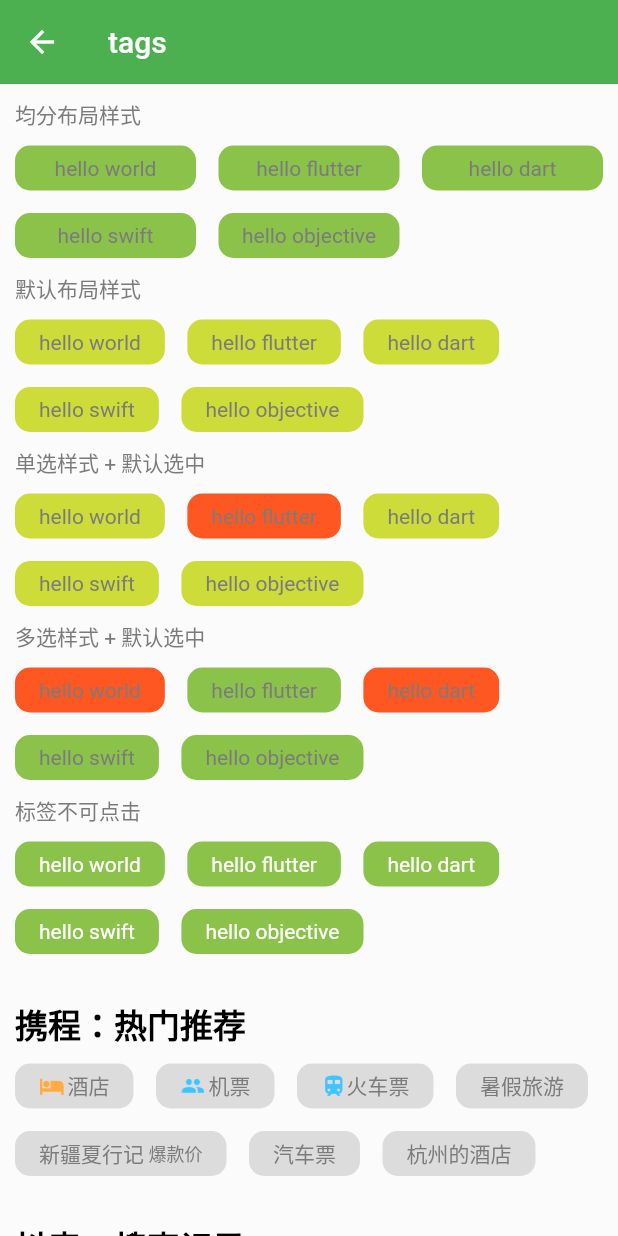
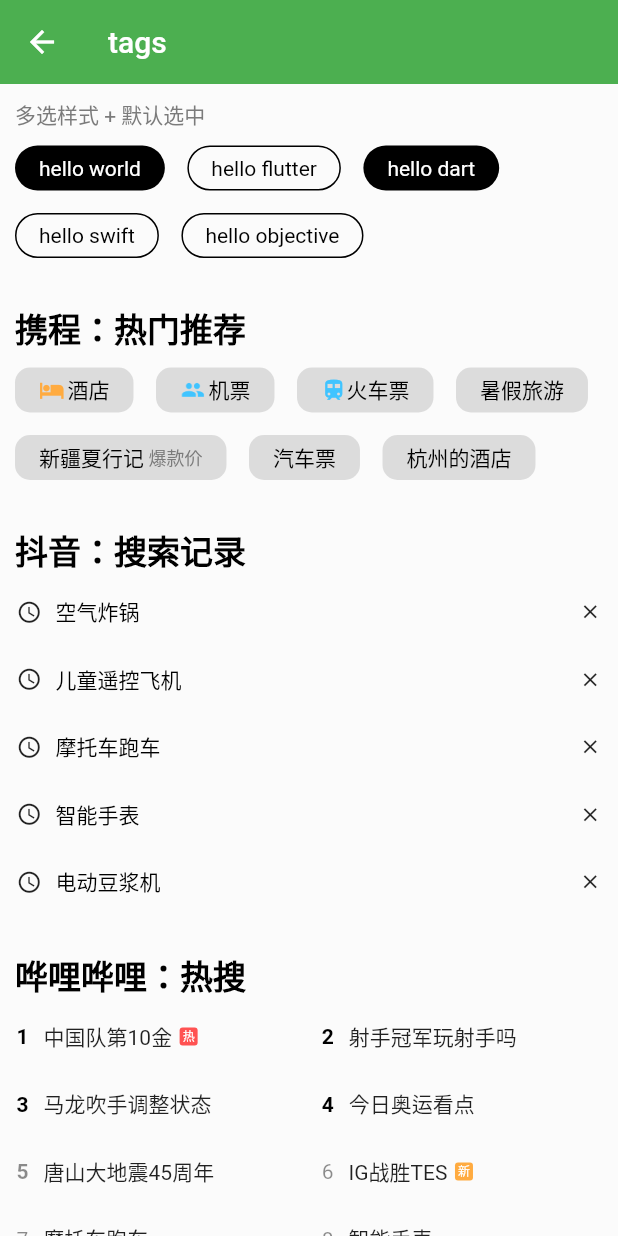
Before and after one commit to kingsic/flutterkit, a Flutter app: the TagsPage screen opened directly, on a phone screen of 412 x 824 dp. Run offline on Flutter 3.47's test engine with Material 2 defaults, Android fonts, the phone set to English and light mode, and no system bars; our stand-ins replace dio; missing offline and left inert: dart:html.

Commit message:
【tags组件拓展】

```diff
--- a/lib/components/flexible_text.dart
+++ b/lib/components/flexible_text.dart
@@ -2,6 +2,15 @@ import 'package:flutter/material.dart';
 
 /// 文本配置类
 class TextConfig {
+  const TextConfig({
+    this.style,
+    this.textAlign,
+    this.overflow,
+    this.maxLines,
+    this.indent = 0.0,
+    this.endIndent = 0.0,
+  });
+
   /// 样式
   final TextStyle style;
 
@@ -19,17 +28,9 @@ class TextConfig {
 
   /// 右边距离，默认为：0.0
   final double endIndent;
-
-  const TextConfig({
-    this.style,
-    this.textAlign,
-    this.overflow,
-    this.maxLines,
-    this.indent = 0.0,
-    this.endIndent = 0.0,
-  });
 }
 
+class FlexibleText extends StatelessWidget {
   /// GestureDetector、Container、Flexible 包裹下的 Text
   ///
   /// 具有 GestureDetector 的 onTap 属性
@@ -37,7 +38,24 @@ class TextConfig {
   /// 具有 Container 的 width、height、margin、padding、alignment、color、borderRadius、border、gradient 属性
   ///
   /// 具有 Flexible 的 fit 属性
-class FlexibleText extends StatelessWidget {
+  const FlexibleText(this.data, {
+    Key key,
+    this.fit = FlexFit.loose,
+    this.config = const TextConfig(),
+    this.leading,
+    this.trailing,
+    this.color,
+    this.width,
+    this.height,
+    this.margin,
+    this.padding,
+    this.alignment = Alignment.center,
+    this.borderRadius,
+    this.border,
+    this.gradient,
+    this.onTap,
+  });
+
   /// FlexFit，默认为：FlexFit.loose
   final FlexFit fit;
 
@@ -82,25 +100,6 @@ class FlexibleText extends StatelessWidget {
 
   /// 点击回调函数
   final VoidCallback onTap;
-
-  const FlexibleText(
-    this.data, {
-    Key key,
-    this.fit = FlexFit.loose,
-    this.config = const TextConfig(),
-    this.leading,
-    this.trailing,
-    this.color,
-    this.width,
-    this.height,
-    this.margin,
-    this.padding,
-    this.alignment = Alignment.center,
-    this.borderRadius,
-    this.border,
-    this.gradient,
-    this.onTap,
-  });
 
   @override
   Widget build(BuildContext context) {
--- a/lib/components/tags.dart
+++ b/lib/components/tags.dart
@@ -2,133 +2,51 @@ import 'package:flutter/material.dart';
 
 /// 标签文本选中回调函数，返回选中标签下标值
 ///
-/// 单选情况下，数组元素始终为：1，多选情况下，数组元素为：选中标签下标值
+/// 单选情况下，返回数组元素始终为：当前选中的标签下标值
+///
+/// 多选情况下，返回数组元素为：所有选中的标签下标值
 typedef TagsCallback = Function(List);
 
-/// 标签文本前面的配置类
-class LeadingConfig {
+/// 标签配置类
+class TagConfig {
+  /// 根据标签的下标值，给标签添加配置组件
+  TagConfig(this.content, this.index, {
+    this.spacing = 0.0
+  });
+
   /// 内容组件
   final Widget content;
 
   /// 对应下标值
   final int index;
 
-  /// 与文本之间的间距
+  /// 与文本之间的间距，默认为：0.0
   final double spacing;
-
-  /// 根据标签的下标值，给标签文本前面添加配置组件
-  LeadingConfig(this.content, this.index, {
-    this.spacing
-  });
-}
-
-/// 标签文本后面的配置类
-class TrailingConfig {
-  /// 内容组件
-  final Widget content;
-
-  /// 对应下标值
-  final int index;
-
-  /// 与文本之间的间距
-  final double spacing;
-
-  /// 根据标签的下标值，给标签文本后面添加配置组件
-  TrailingConfig(this.content, this.index, {
-    this.spacing
-  });
 }
 
 /// 标签类
 class Tags extends StatefulWidget {
-  /// 标签文本数据
-  final List data;
-
-  /// 横轴个数
-  final int crossAxisCount;
-
-  /// 文本对齐样式，默认为：Alignment.center。只有设置 crossAxisCount 属性时，才起作用
-  final AlignmentGeometry alignment;
-
-  /// FlexFit，默认为：FlexFit.loose。只有设置 crossAxisCount 属性时，才起作用
-  final FlexFit fit;
-
-  /// 标签文本样式
-  final TextStyle style;
-
-  /// 标签选中时的文本样式
-  final TextStyle selectedStyle;
-
-  /// 标签文本前面配置类集合
-  final List<LeadingConfig> leadingConfigs;
-
-  /// 标签文本后面配置类集合
-  final List<TrailingConfig> trailingConfigs;
-
-  /// 标签内容距左右边距的间距，默认为：15.0
-  final double contentSpacing;
-
-  /// 标签高度，默认为：30.0
-  final double height;
-
-  /// 标签之间左右的间距，默认为：15.0
-  final double spacing;
-
-  /// 标签之间上下的间距，默认为：15.0
-  final double runSpacing;
-
-  /// 标签背景颜色，默认为：const Color(0xfff9f9f9)
-  final Color backgroundColor;
-
-  /// 标签选中时的背景颜色
-  final Color selectedBackgroundColor;
-
-  /// 标签圆角
-  final BorderRadius borderRadius;
-
-  /// 标签边框宽度，默认为：1.0
-  final double borderWidth;
-
-  /// 标签边框颜色，默认为：Colors.transparent
-  final Color borderColor;
-
-  /// 标签选中时的边框颜色，默认为：Colors.transparent
-  final Color selectedBorderColor;
-
-  /// 默认选中的标签下标值。单选情况下，如果设置了多个下标值会默认选取第一个下标值
-  final List<int> indexes;
-
-  /// 标签是否为多选，默认为：false 单选
-  final bool multiSelect;
-
-  /// 标签是否能够选择，默认为：true 可选
-  final bool ableSelect;
-
-  /// 标签点击回调方法
-  final TagsCallback onTap;
-
   /// 支持单选（默认）和多选【multiSelect = true】，可选中（默认）和不可选中【ableSelect = false】
   ///
-  /// 支持流水布局（默认）和固定布局，设置每行标签个数【crossAxisCount】
+  /// 支持流水布局（默认）和固定布局【例如：crossAxisCount = 2】
   ///
   /// 支持根据标签下标值给标签文本前后添加配置组件【leadingConfigs、trailingConfigs】
-  const Tags(
-    this.data, {
+  const Tags(this.data, {
     Key key,
     this.crossAxisCount = 0,
-    this.alignment = Alignment.center,
+    this.alignment = Alignment.centerLeft,
     this.fit = FlexFit.loose,
-    this.style,
-    this.selectedStyle,
+    this.style = const TextStyle(color: Colors.black),
+    this.selectedStyle = const TextStyle(color: Colors.black),
     this.contentSpacing = 15.0,
     this.leadingConfigs = const [],
     this.trailingConfigs = const [],
     this.height = 30.0,
     this.spacing = 15.0,
     this.runSpacing = 15.0,
-    this.backgroundColor = const Color(0xfff9f9f9),
-    this.selectedBackgroundColor,
-    this.borderRadius,
+    this.backgroundColor = Colors.transparent,
+    this.selectedBackgroundColor = Colors.transparent,
+    this.borderRadius = const BorderRadius.all(Radius.circular(0.0)),
     this.borderWidth = 1.0,
     this.borderColor = Colors.transparent,
     this.selectedBorderColor = Colors.transparent,
@@ -138,6 +56,82 @@ class Tags extends StatefulWidget {
     this.onTap,
   });
 
+  /// 标签文本数据
+  final List data;
+
+  /// 横轴标签个数，默认为：0，也就是流水布局样式
+  final int crossAxisCount;
+
+  /// 文本对齐样式，默认为：Alignment.centerLeft
+  ///
+  /// 只有设置横轴标签个数【crossAxisCount】时，才起作用
+  final AlignmentGeometry alignment;
+
+  /// FlexFit，默认为：FlexFit.loose
+  ///
+  /// 只有设置横轴标签个数【crossAxisCount】时，才起作用
+  final FlexFit fit;
+
+  /// 标签文本样式，默认为：const TextStyle(color: Colors.black)
+  final TextStyle style;
+
+  /// 选中时的标签文本样式，默认为：const TextStyle(color: Colors.black)
+  final TextStyle selectedStyle;
+
+  /// 标签文本前面配置类数组
+  final List<TagConfig> leadingConfigs;
+
+  /// 标签文本后面配置类数组
+  final List<TagConfig> trailingConfigs;
+
+  /// 标签内容距左右边距的距离，默认为：15.0
+  final double contentSpacing;
+
+  /// 标签高度，默认为：30.0
+  final double height;
+
+  /// 左右标签间的距离，默认为：15.0
+  final double spacing;
+
+  /// 上下标签间的距离，默认为：15.0
+  final double runSpacing;
+
+  /// 标签背景颜色，默认为：Colors.transparent
+  final Color backgroundColor;
+
+  /// 选中时的标签背景颜色，默认为：Colors.transparent
+  final Color selectedBackgroundColor;
+
+  /// 标签圆角，默认为：const BorderRadius.all(Radius.circular(0.0))
+  final BorderRadius borderRadius;
+
+  /// 标签的边框宽度，默认为：1.0
+  final double borderWidth;
+
+  /// 标签边框颜色，默认为：Colors.transparent
+  final Color borderColor;
+
+  /// 选中时的标签边框颜色，默认为：Colors.transparent
+  final Color selectedBorderColor;
+
+  /// 默认选中的标签下标值
+  ///
+  /// 单选情况下，如果设置多个下标值会默认选取第一个元素
+  final List<int> indexes;
+
+  /// 标签是否为多选，默认为：false 单选
+  final bool multiSelect;
+
+  /// 标签是否能够选择，默认为：true 可选
+  final bool ableSelect;
+
+  /// 标签点击回调响应事件
+  ///
+  /// 单选情况下，返回数组元素始终为：当前选中的标签下标值
+  ///
+  /// 多选情况下，返回数组元素为：所有选中的标签下标值
+  final TagsCallback onTap;
+
   @override
   State<StatefulWidget> createState() {
     return _TagsState();
@@ -146,9 +140,9 @@ class Tags extends StatefulWidget {
 
 class _TagsState extends State<Tags> {
   List<int> _tempIndexes = [];
-  List<LeadingConfig> _tempLeadingConfigModels = [];
+  List<TagConfig> _tempLeadingConfigModels = [];
   List<int> _tempLeadingConfigIndexes = [];
-  List<TrailingConfig> _tempTrailingConfigModels = [];
+  List<TagConfig> _tempTrailingConfigModels = [];
   List<int> _tempTrailingConfigIndexes = [];
 
   @override
@@ -165,7 +159,7 @@ class _TagsState extends State<Tags> {
 
     if (widget.leadingConfigs.isNotEmpty) {
       widget.leadingConfigs.forEach((element) {
-        LeadingConfig model = element;
+        TagConfig model = element;
         _tempLeadingConfigModels.add(model);
         _tempLeadingConfigIndexes.add(model.index);
       });
@@ -173,7 +167,7 @@ class _TagsState extends State<Tags> {
 
     if (widget.trailingConfigs.isNotEmpty) {
       widget.trailingConfigs.forEach((element) {
-        TrailingConfig model = element;
+        TagConfig model = element;
         _tempTrailingConfigModels.add(model);
         _tempTrailingConfigIndexes.add(model.index);
       });
@@ -221,6 +215,7 @@ class _TagsState extends State<Tags> {
         double width = constrains.maxWidth;
         double eachTagWidth = (width - (widget.spacing * (widget.crossAxisCount - 1))) / widget.crossAxisCount;
         return Container(
+          padding: EdgeInsets.symmetric(horizontal: widget.contentSpacing),
           width: eachTagWidth,
           height: widget.height,
           alignment: widget.alignment,
@@ -282,7 +277,7 @@ class _TagsState extends State<Tags> {
   Widget leading(int index) {
     /// 获取当前 index 所对应的元素处在 _tempLeadingConfigIndexes 数组中的下标值
     int tempIndex = _tempLeadingConfigIndexes.indexOf(index);
-    LeadingConfig model = _tempLeadingConfigModels[tempIndex];
+    TagConfig model = _tempLeadingConfigModels[tempIndex];
     return Row(
       children: [
         model.content,
@@ -293,7 +288,7 @@ class _TagsState extends State<Tags> {
 
   Widget trailing(int index) {
     int tempIndex = _tempTrailingConfigIndexes.indexOf(index);
-    TrailingConfig model = _tempTrailingConfigModels[tempIndex];
+    TagConfig model = _tempTrailingConfigModels[tempIndex];
     return Row(
       children: [
         SizedBox(width: model.spacing),
--- a/lib/views/example/tags_page.dart
+++ b/lib/views/example/tags_page.dart
@@ -17,53 +17,6 @@ class TagsPage extends StatelessWidget {
               children: [
                 Padding(
                   padding: EdgeInsets.all(10),
-                  child: Text("均分布局样式"),
-                ),
-                Container(
-                  padding: EdgeInsets.symmetric(horizontal: 10),
-                  child: Tags(dataList,
-                    crossAxisCount: 3,
-                    backgroundColor: Colors.lightGreen,
-                    selectedBackgroundColor: Colors.deepOrange,
-                    selectedStyle: TextStyle(
-                        color: Colors.white
-                    ),
-                    borderRadius: BorderRadius.circular(10),
-                  ),
-                ),
-
-                Padding(
-                  padding: EdgeInsets.all(10),
-                  child: Text("默认布局样式"),
-                ),
-                Padding(
-                  padding: EdgeInsets.symmetric(horizontal: 10),
-                  child: Tags(dataList,
-                    borderRadius: BorderRadius.circular(10),
-                    backgroundColor: Colors.lime,
-                    selectedBackgroundColor: Colors.lime,
-                    onTap: (index) {
-                      print("当前点击的tag下标是：${index.first}");
-                    },
-                  ),
-                ),
-
-                Padding(
-                  padding: EdgeInsets.all(10),
-                  child: Text("单选样式 + 默认选中"),
-                ),
-                Padding(
-                  padding: EdgeInsets.symmetric(horizontal: 10),
-                  child: Tags(dataList,
-                    indexes: [1],
-                    backgroundColor: Colors.lime,
-                    selectedBackgroundColor: Colors.deepOrange,
-                    borderRadius: BorderRadius.circular(10),
-                  ),
-                ),
-
-                Padding(
-                  padding: EdgeInsets.all(10),
                   child: Text("多选样式 + 默认选中"),
                 ),
                 Padding(
@@ -71,26 +24,11 @@ class TagsPage extends StatelessWidget {
                     child: Tags(dataList,
                       indexes: [0, 2],
                       multiSelect: true,
-                      backgroundColor: Colors.lightGreen,
-                      selectedBackgroundColor: Colors.deepOrange,
-                      borderRadius: BorderRadius.circular(10),
+                      borderColor: Colors.black,
+                      selectedBackgroundColor: Colors.black,
+                      selectedStyle: TextStyle(color: Colors.white),
+                      borderRadius: BorderRadius.circular(15),
                     )
-                ),
-
-                Padding(
-                  padding: EdgeInsets.all(10),
-                  child: Text("标签不可点击"),
-                ),
-                Padding(
-                  padding: EdgeInsets.symmetric(horizontal: 10),
-                  child: Tags(dataList,
-                    ableSelect: false,
-                    backgroundColor: Colors.lightGreen,
-                    borderRadius: BorderRadius.circular(10),
-                    style: TextStyle(
-                        color: Colors.white
-                    ),
-                  ),
                 ),
 
                 Padding(
@@ -104,15 +42,15 @@ class TagsPage extends StatelessWidget {
                     selectedBackgroundColor: Colors.black12,
                     borderRadius: BorderRadius.circular(10),
                     leadingConfigs: [
-                      LeadingConfig(Icon(Icons.hotel, color: Colors.orangeAccent, size: 17), 0, spacing: 2),
-                      LeadingConfig(Icon(Icons.train, color: Colors.lightBlueAccent, size: 17,), 2),
-                      LeadingConfig(Image.asset("assets/images/tabbar/student_active.png",
+                      TagConfig(Icon(Icons.hotel, color: Colors.orangeAccent, size: 17), 0, spacing: 2),
+                      TagConfig(Icon(Icons.train, color: Colors.lightBlueAccent, size: 17,), 2),
+                      TagConfig(Image.asset("assets/images/tabbar/student_active.png",
                         width: 17,
                         color: Colors.lightBlueAccent,
                       ), 1, spacing: 2),
                     ],
                     trailingConfigs: [
-                      TrailingConfig(Text("爆款价", style: TextStyle(fontSize: 12),), 4, spacing: 3)
+                      TagConfig(Text("爆款价", style: TextStyle(fontSize: 12),), 4, spacing: 3)
                     ],
                   ),
                 ),
@@ -125,21 +63,21 @@ class TagsPage extends StatelessWidget {
                   padding: EdgeInsets.symmetric(horizontal: 10),
                   child: Tags(["空气炸锅", "儿童遥控飞机", "摩托车跑车", "智能手表", "电动豆浆机"],
                     crossAxisCount: 1,
-                    alignment: Alignment.centerLeft,
                     fit: FlexFit.tight,
+                    contentSpacing: 0,
                     leadingConfigs: [
-                      LeadingConfig(Icon(Icons.watch_later_outlined, size: 17,), 0, spacing: 9),
-                      LeadingConfig(Icon(Icons.watch_later_outlined, size: 17,), 1, spacing: 9),
-                      LeadingConfig(Icon(Icons.watch_later_outlined, size: 17,), 2, spacing: 9),
-                      LeadingConfig(Icon(Icons.watch_later_outlined, size: 17,), 3, spacing: 9),
-                      LeadingConfig(Icon(Icons.watch_later_outlined, size: 17,), 4, spacing: 9),
+                      TagConfig(Icon(Icons.watch_later_outlined, size: 17,), 0, spacing: 9),
+                      TagConfig(Icon(Icons.watch_later_outlined, size: 17,), 1, spacing: 9),
+                      TagConfig(Icon(Icons.watch_later_outlined, size: 17,), 2, spacing: 9),
+                      TagConfig(Icon(Icons.watch_later_outlined, size: 17,), 3, spacing: 9),
+                      TagConfig(Icon(Icons.watch_later_outlined, size: 17,), 4, spacing: 9),
                     ],
                     trailingConfigs: [
-                      TrailingConfig(Icon(Icons.close_sharp, size: 15), 0,),
-                      TrailingConfig(Icon(Icons.close_sharp, size: 15), 1,),
-                      TrailingConfig(Icon(Icons.close_sharp, size: 15), 2,),
-                      TrailingConfig(Icon(Icons.close_sharp, size: 15), 3,),
-                      TrailingConfig(Icon(Icons.close_sharp, size: 15), 4,),
+                      TagConfig(Icon(Icons.close_sharp, size: 15), 0,),
+                      TagConfig(Icon(Icons.close_sharp, size: 15), 1,),
+                      TagConfig(Icon(Icons.close_sharp, size: 15), 2,),
+                      TagConfig(Icon(Icons.close_sharp, size: 15), 3,),
+                      TagConfig(Icon(Icons.close_sharp, size: 15), 4,),
                     ],
                   ),
                 ),
@@ -152,24 +90,24 @@ class TagsPage extends StatelessWidget {
                   padding: EdgeInsets.symmetric(horizontal: 10),
                   child: Tags(["中国队第10金", "射手冠军玩射手吗", "马龙吹手调整状态", "今日奥运看点", "唐山大地震45周年", "IG战胜TES", "摩托车跑车", "智能手表", "车载收音机", "奥运会为何没有俄罗斯"],
                     crossAxisCount: 2,
-                    alignment: Alignment.centerLeft,
+                    contentSpacing: 0,
                     leadingConfigs: [
-                      LeadingConfig(Text("1", style: TextStyle(color: Colors.black, fontWeight: FontWeight.w600),), 0, spacing: 10),
-                      LeadingConfig(Text("2", style: TextStyle(color: Colors.black, fontWeight: FontWeight.w600),), 1, spacing: 10),
-                      LeadingConfig(Text("3", style: TextStyle(color: Colors.black, fontWeight: FontWeight.w600),), 2, spacing: 10),
-                      LeadingConfig(Text("4", style: TextStyle(color: Colors.black, fontWeight: FontWeight.w600),), 3, spacing: 10),
-                      LeadingConfig(Text("5", style: TextStyle(color: Colors.black45, fontWeight: FontWeight.w600),), 4, spacing: 10),
-                      LeadingConfig(Text("6", style: TextStyle(color: Colors.black45),), 5, spacing: 10),
-                      LeadingConfig(Text("7", style: TextStyle(color: Colors.black45),), 6, spacing: 10),
-                      LeadingConfig(Text("8", style: TextStyle(color: Colors.black45),), 7, spacing: 10),
-                      LeadingConfig(Text("9", style: TextStyle(color: Colors.black45),), 8, spacing: 10),
-                      LeadingConfig(Text("10", style: TextStyle(color: Colors.black45),), 9, spacing: 10),
+                      TagConfig(Text("1", style: TextStyle(color: Colors.black, fontWeight: FontWeight.w600),), 0, spacing: 10),
+                      TagConfig(Text("2", style: TextStyle(color: Colors.black, fontWeight: FontWeight.w600),), 1, spacing: 10),
+                      TagConfig(Text("3", style: TextStyle(color: Colors.black, fontWeight: FontWeight.w600),), 2, spacing: 10),
+                      TagConfig(Text("4", style: TextStyle(color: Colors.black, fontWeight: FontWeight.w600),), 3, spacing: 10),
+                      TagConfig(Text("5", style: TextStyle(color: Colors.black45, fontWeight: FontWeight.w600),), 4, spacing: 10),
+                      TagConfig(Text("6", style: TextStyle(color: Colors.black45),), 5, spacing: 10),
+                      TagConfig(Text("7", style: TextStyle(color: Colors.black45),), 6, spacing: 10),
+                      TagConfig(Text("8", style: TextStyle(color: Colors.black45),), 7, spacing: 10),
+                      TagConfig(Text("9", style: TextStyle(color: Colors.black45),), 8, spacing: 10),
+                      TagConfig(Text("10", style: TextStyle(color: Colors.black45),), 9, spacing: 10),
                     ],
                     style: TextStyle(
                         color: Colors.black87
                     ),
                     trailingConfigs: [
-                      TrailingConfig(Container(
+                      TagConfig(Container(
                         child: Text("热", style: TextStyle(color: Colors.white, fontSize: 8),),
                         width: 12,
                         height: 12,
@@ -179,7 +117,7 @@ class TagsPage extends StatelessWidget {
                           borderRadius: BorderRadius.circular(2)
                         ),
                       ), 0, spacing: 5),
-                      TrailingConfig(Container(
+                      TagConfig(Container(
                         child: Text("新", style: TextStyle(color: Colors.white, fontSize: 8),),
                         width: 12,
                         height: 12,
```
Lines whose indentation alone changed are shown as unchanged.
